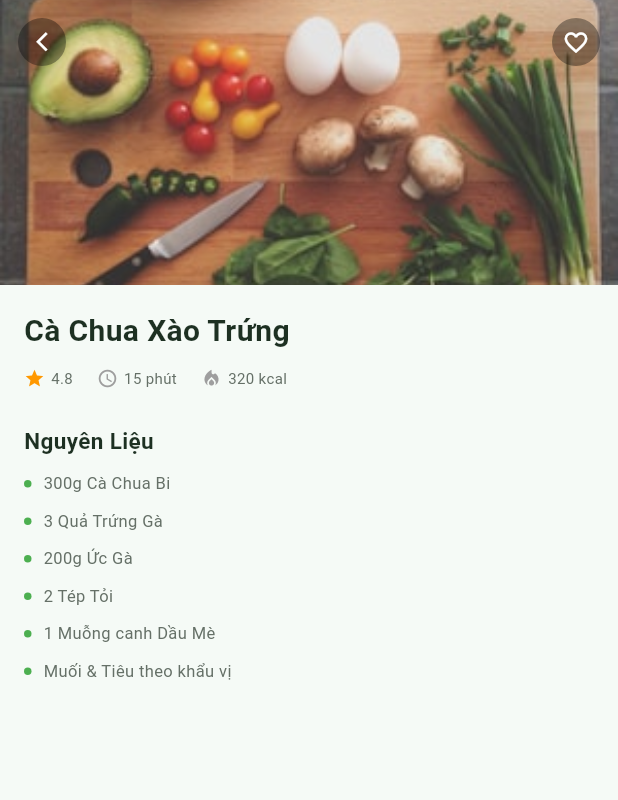
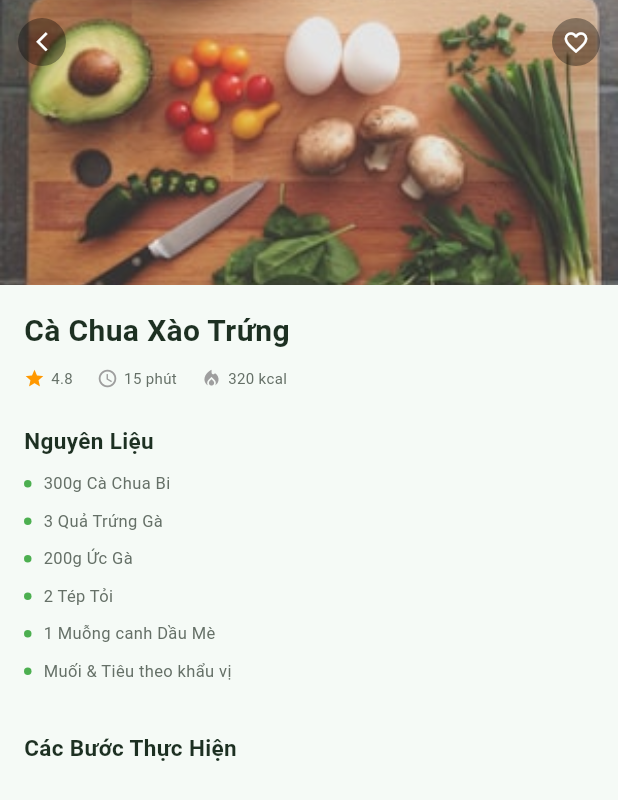
Before and after one commit to DuyHoang-06/2025_2026_3_2_PTUDDD_N01_Nhom_07, a Flutter app: the RecipeDetailPage screen opened directly with sample values from the repository, on a phone screen of 412 x 824 dp. Shown: the top 800 px of the screen. Run offline on Flutter 3.47's test engine with Material 3 defaults, Android fonts, the phone set to English and light mode, and no system bars; our stand-ins replace image_picker.

Commit message:
tạo khung cho widget Step(các bước nấu ăn)

```diff
--- a/lib/pages/recipe_detail_page.dart
+++ b/lib/pages/recipe_detail_page.dart
@@ -36,9 +36,10 @@ class _RecipeDetailPageState extends State<RecipeDetailPage> {
                     const SizedBox(height: 24),
 
                     _buildIngredients(),
+
                     const SizedBox(height: 24),
 
-                    //Step of Cooking
+                    _buildSteps(),
                   ],
                 ),
               ),
@@ -230,7 +231,7 @@ class _RecipeDetailPageState extends State<RecipeDetailPage> {
   }
 
   // ============================================================
-  // Ingredients
+  // Ingredient Item
   // ============================================================
   Widget _buildIngredientItem(String ingredient) {
     return Padding(
@@ -263,4 +264,27 @@ class _RecipeDetailPageState extends State<RecipeDetailPage> {
       ),
     );
   }
+
+  // ============================================================
+  // Steps of Cooking
+  // ============================================================
+  Widget _buildSteps() {
+    return Column(
+      crossAxisAlignment: CrossAxisAlignment.start,
+
+      children: [
+        const Text(
+          'Các Bước Thực Hiện',
+
+          style: TextStyle(
+            fontSize: 15,
+            fontWeight: FontWeight.bold,
+            color: Color(0xff1D3022),
+          ),
+        ),
+
+        // List Steps
+      ],
+    );
+  }
 }
```
